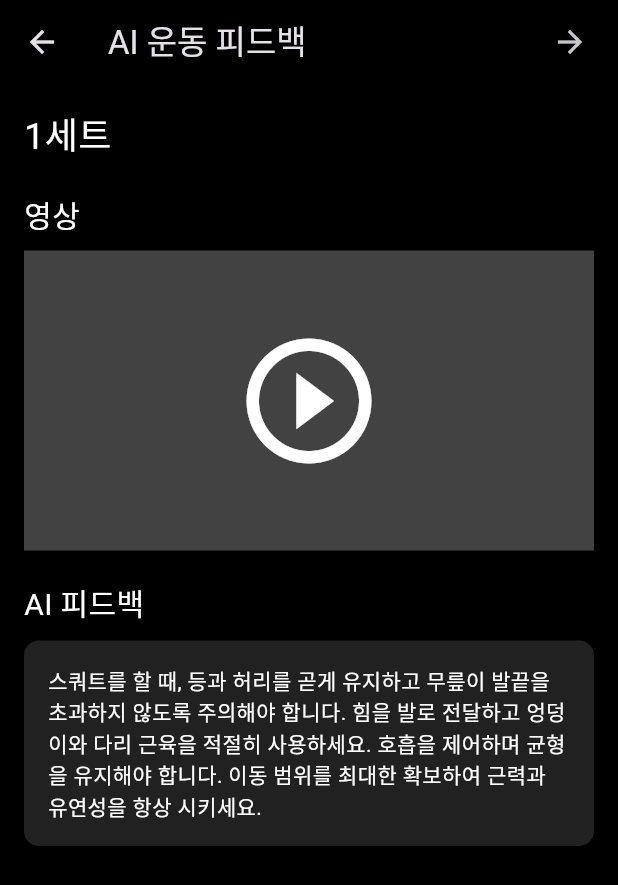
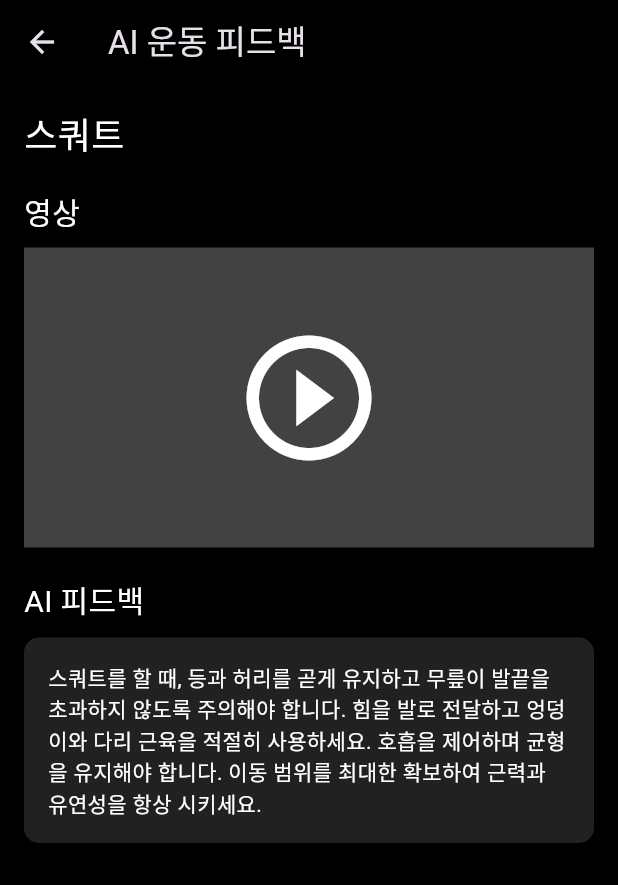
Before and after one commit to lifeisgenie/FitMotion, a Flutter app: the FeedbackPage screen opened directly, on a phone screen of 412 x 824 dp. Shown: the top 885 px of the screen. Run offline on Flutter 3.47's test engine with Material 3 defaults, Android fonts, the phone set to English and light mode, and no system bars; our stand-ins replace camera, carousel_slider, flutter_dotenv, shared_preferences; accounts and stored records are empty.

Commit message:
[FE] fix : 페이지 이동 수정

```diff
--- a/Frontend/lib/pages/feedback.dart
+++ b/Frontend/lib/pages/feedback.dart
@@ -14,17 +14,6 @@ class FeedbackPage extends StatelessWidget {
             Navigator.of(context).pop();
           },
         ),
-        actions: [
-          Padding(
-            padding: const EdgeInsets.all(8.0),
-            child: IconButton(
-              icon: Icon(Icons.arrow_forward),
-              onPressed: () {
-                // 다음 화면으로 이동하는 로직을 여기에 추가
-              },
-            ),
-          ),
-        ],
       ),
       body: Padding(
         padding: const EdgeInsets.all(16.0),
@@ -32,7 +21,7 @@ class FeedbackPage extends StatelessWidget {
           crossAxisAlignment: CrossAxisAlignment.start,
           children: [
             Text(
-              '1세트',
+              '스쿼트',
               style: TextStyle(fontSize: 24, color: Colors.white),
             ),
             SizedBox(height: 20),
--- a/Frontend/lib/pages/record_screen.dart
+++ b/Frontend/lib/pages/record_screen.dart
@@ -1,5 +1,6 @@
 import 'dart:io';
 import 'dart:typed_data';
+import 'package:FitMotion/pages/feedback.dart';
 import 'package:FitMotion/pages/index.dart';
 import 'package:flutter/material.dart';
 import 'package:camera/camera.dart';
@@ -88,7 +89,7 @@ class _RecordScreenState extends State<RecordScreen> {
               print("비디오 전송 완료");
               Navigator.pushReplacement(
                 context,
-                MaterialPageRoute(builder: (context) => Index()),
+                MaterialPageRoute(builder: (context) => FeedbackPage()),
               );
             } else {
               print('비디오 전송 실패. 오류 코드: ${response.statusCode}');
@@ -97,7 +98,7 @@ class _RecordScreenState extends State<RecordScreen> {
             print('비디오 전송 실패: $e');
             Navigator.pushReplacement(
               context,
-              MaterialPageRoute(builder: (context) => Index()),
+              MaterialPageRoute(builder: (context) => FeedbackPage()),
             );
           }
         }
```
Also changed, not shown: Frontend/lib/pages/exercise_detail.dart (+33 -0 lines).
